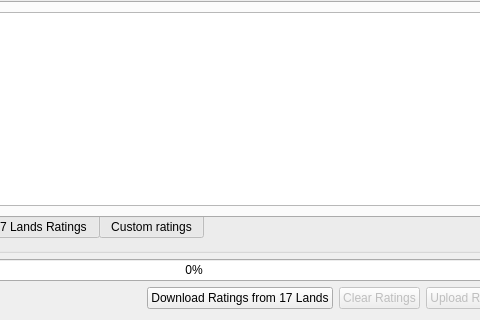
Before: the Qt Designer form src/centralwidget.ui in VSRonin/17Helper, drawn with Qt 5; both pictures show x 183 to 663 and y 491 to 811 of the 800 by 811 pixel window.
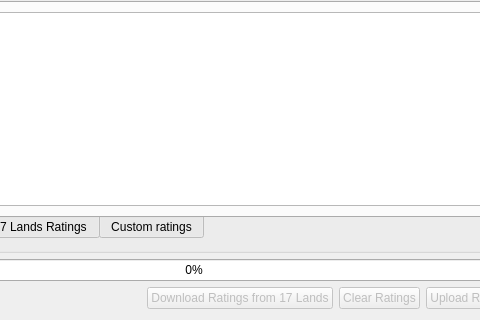
After: the same form once the commit is applied.

```diff
--- a/src/centralwidget.ui
+++ b/src/centralwidget.ui
@@ -466,7 +466,7 @@
      <item>
       <widget class="QPushButton" name="downloadButton">
        <property name="enabled">
-        <bool>true</bool>
+        <bool>false</bool>
        </property>
        <property name="text">
         <string>Download Ratings from 17 Lands</string>
```
Left out of the diff: 2 changed lines with no effect on the pictures.
